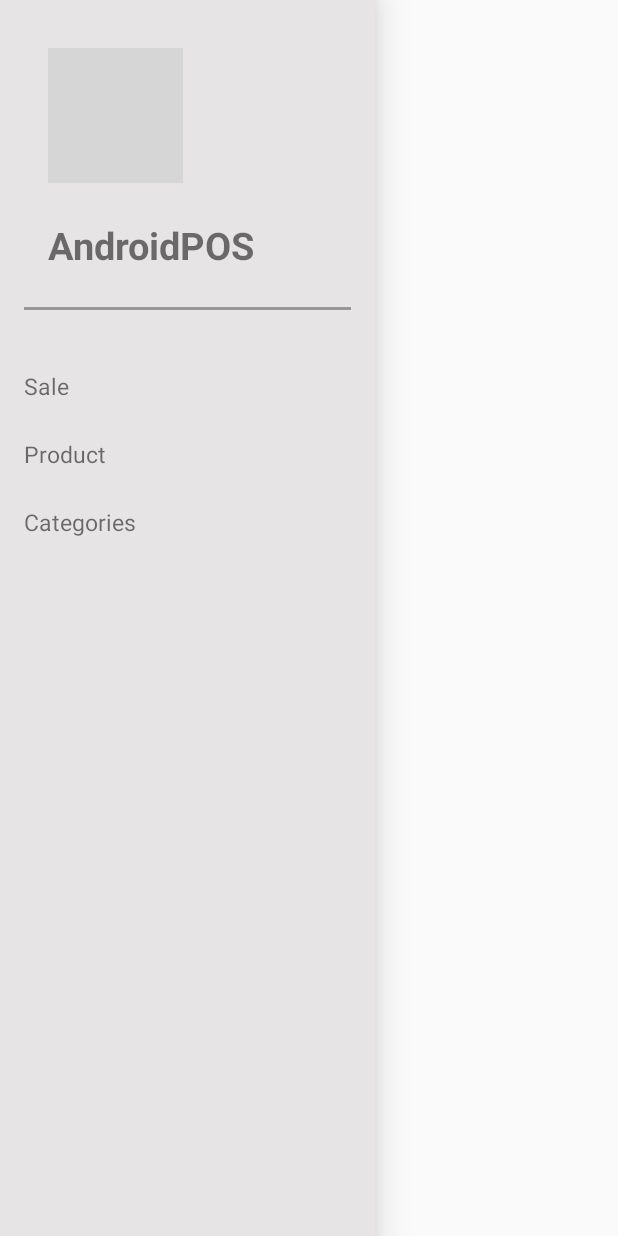
After one commit to MinnKhantKyaww/AndroidPOS-PHAK-, an Android app: the layout layout_side_navigation.xml on its own in the app's theme, with its tools: preview values and no code run, on a phone screen of 412 x 824 dp. The commit adds this screen. Run offline under Robolectric (Android 15) with nearby library versions, the phone set to English and light mode, and no system bars; grey boxes are pictures that could not be loaded.

Commit message:
update & new

```diff
--- a/AndoridPOS/app/src/main/java/com/example/andoridpos/ui/product/ProductEditFragment.java
+++ b/AndoridPOS/app/src/main/java/com/example/andoridpos/ui/product/ProductEditFragment.java
@@ -80,8 +80,8 @@
         setHasOptionsMenu(true);
 
         MainActivity mainActivity = (MainActivity) requireActivity();
-        mainActivity.switchToggle(false);
-        mainActivity.getSupportActionBar().setDisplayHomeAsUpEnabled(true);
+ //       mainActivity.switchToggle(false);
+//        mainActivity.getSupportActionBar().setDisplayHomeAsUpEnabled(true);
 
         viewModel = ViewModelProviders.of(this).get(ProductsEditViewModel.class);
 
@@ -222,7 +222,7 @@
     public void onDestroyView() {
         super.onDestroyView();
         MainActivity mainActivity = (MainActivity) requireActivity();
-        mainActivity.getSupportActionBar().setDisplayHomeAsUpEnabled(false);
+     //   mainActivity.getSupportActionBar().setDisplayHomeAsUpEnabled(false);
         mainActivity.switchToggle(true);
         mainActivity.hideKeyboard();
     }
--- /dev/null
+++ b/AndoridPOS/app/src/main/res/layout/layout_side_navigation.xml
@@ -0,0 +1,83 @@
+<?xml version="1.0" encoding="utf-8"?>
+<androidx.constraintlayout.widget.ConstraintLayout xmlns:android="http://schemas.android.com/apk/res/android"
+    xmlns:app="http://schemas.android.com/apk/res-auto"
+    xmlns:tools="http://schemas.android.com/tools"
+    android:layout_width="250dp"
+    android:layout_height="match_parent"
+    android:background="#E6E4E4"
+    android:elevation="15dp"
+    android:orientation="vertical">
+
+
+    <ImageView
+        android:id="@+id/imageView3"
+        android:layout_width="90dp"
+        android:layout_height="90dp"
+        android:layout_marginStart="32dp"
+        android:layout_marginTop="32dp"
+        android:background="@drawable/round_icon"
+        app:layout_constraintStart_toStartOf="parent"
+        app:layout_constraintTop_toTopOf="parent"
+        tools:srcCompat="@tools:sample/avatars[0]" />
+
+    <TextView
+        android:id="@+id/textView15"
+        android:layout_width="0dp"
+        android:layout_height="wrap_content"
+        android:layout_marginTop="24dp"
+        android:layout_marginEnd="8dp"
+        android:text="AndroidPOS"
+        android:textSize="25sp"
+        android:textStyle="bold"
+        app:layout_constraintEnd_toEndOf="parent"
+        app:layout_constraintStart_toStartOf="@+id/imageView3"
+        app:layout_constraintTop_toBottomOf="@+id/imageView3" />
+
+    <TextView
+        android:id="@+id/textView16"
+        android:layout_width="0dp"
+        android:layout_height="wrap_content"
+        android:layout_marginTop="40dp"
+        android:layout_marginEnd="8dp"
+        android:text="Sale"
+        android:textSize="15sp"
+        app:layout_constraintEnd_toEndOf="parent"
+        app:layout_constraintStart_toStartOf="@+id/view2"
+        app:layout_constraintTop_toBottomOf="@+id/view2" />
+
+    <TextView
+        android:id="@+id/textView17"
+        android:layout_width="0dp"
+        android:layout_height="wrap_content"
+        android:layout_marginTop="24dp"
+        android:text="Product"
+        android:textSize="15sp"
+        app:layout_constraintEnd_toEndOf="@+id/textView16"
+        app:layout_constraintStart_toStartOf="@+id/textView16"
+        app:layout_constraintTop_toBottomOf="@+id/textView16" />
+
+    <TextView
+        android:id="@+id/textView18"
+        android:layout_width="0dp"
+        android:layout_height="wrap_content"
+        android:layout_marginTop="24dp"
+        android:text="Categories"
+        android:textSize="15sp"
+        app:layout_constraintEnd_toEndOf="@+id/textView17"
+        app:layout_constraintHorizontal_bias="0.0"
+        app:layout_constraintStart_toStartOf="@+id/textView17"
+        app:layout_constraintTop_toBottomOf="@+id/textView17" />
+
+    <View
+        android:id="@+id/view2"
+        android:layout_width="0dp"
+        android:layout_height="2dp"
+        android:layout_marginStart="16dp"
+        android:layout_marginTop="24dp"
+        android:layout_marginEnd="16dp"
+        android:background="#979797"
+        app:layout_constraintEnd_toEndOf="parent"
+        app:layout_constraintStart_toStartOf="parent"
+        app:layout_constraintTop_toBottomOf="@+id/textView15" />
+
+</androidx.constraintlayout.widget.ConstraintLayout>
--- a/AndoridPOS/app/src/main/res/values/styles.xml
+++ b/AndoridPOS/app/src/main/res/values/styles.xml
@@ -1,7 +1,7 @@
 <resources>
 
     <!-- Base application theme. -->
-    <style name="AppTheme" parent="Theme.MaterialComponents.Light.DarkActionBar">
+    <style name="AppTheme" parent="Theme.MaterialComponents.Light.NoActionBar.Bridge">
         <!-- Customize your theme here. -->
         <item name="colorPrimary">@color/colorPrimary</item>
         <item name="colorPrimaryDark">@color/colorPrimaryDark</item>
@@ -10,6 +10,9 @@
         <item name="editTextStyle">@style/Widget.MaterialComponents.TextInputEditText.OutlinedBox</item>
 
         <item name="bottomSheetDialogTheme">@style/BaseBottomSheetDialog</item>
+
+        <item name="windowActionBar">false</item>
+        <item name="windowNoTitle">true</item>
     </style>
 
     <style name="AppTheme.NoActionBar">
--- a/AndoridPOS/app/src/main/res/xml/motionscene_bottom_sheet.xml
+++ b/AndoridPOS/app/src/main/res/xml/motionscene_bottom_sheet.xml
@@ -6,7 +6,7 @@
         app:constraintSetStart="@id/sheet_start_hide"
         app:constraintSetEnd="@id/sheet_end_hide"
         app:motionInterpolator="easeInOut"
-        app:duration="1500">
+        app:duration="1200">
 
         <OnClick
             app:targetId="@+id/btnTakePhoto"
```
Also changed, not shown: AndoridPOS/app/src/main/java/com/example/andoridpos/ui/MainActivity.java (+8 -8 lines), AndoridPOS/app/src/main/res/layout/activity_main.xml (+117 -14 lines), AndoridPOS/app/src/main/res/layout/activity_main_illustaion.xml (added, +163 -0 lines), AndoridPOS/app/src/main/res/layout/fragment_product_edit.xml (+11 -8 lines), AndoridPOS/app/src/main/res/layout/layout_app_bar.xml (added, +35 -0 lines), AndoridPOS/app/src/main/res/layout/layout_list.xml (added, +40 -0 lines), AndoridPOS/app/src/main/res/layout/layout_take_picture_action.xml (+5 -6 lines), AndoridPOS/app/src/main/res/xml/motion_scene_nav.xml (added, +63 -0 lines), AndoridPOS/app/src/main/res/xml/motion_scene_toggle.xml (added, +20 -0 lines).
